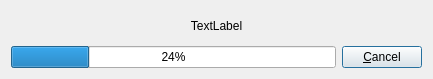
This is staj-projeleri/puding/data/ui/qtProgressBar.ui in pars-linux/uludag as Qt 5 draws it before an edit. The edited form follows.
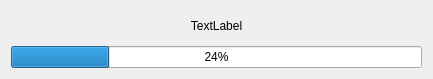
This is the edited form.

Commit message: remove pushbutton from progress dialog. not required for now.

Patch:
```diff
--- a/staj-projeleri/puding/data/ui/qtProgressBar.ui
+++ b/staj-projeleri/puding/data/ui/qtProgressBar.ui
@@ -37,22 +37,11 @@
     </widget>
    </item>
    <item>
-    <layout class="QHBoxLayout" name="horizontalLayout">
-     <item>
       <widget class="QProgressBar" name="progressBar">
        <property name="value">
         <number>24</number>
        </property>
       </widget>
-     </item>
-     <item>
-      <widget class="QPushButton" name="button_cancel">
-       <property name="text">
-        <string>&amp;Cancel</string>
-       </property>
-      </widget>
-     </item>
-    </layout>
    </item>
   </layout>
  </widget>
```
Lines whose indentation alone changed are shown as unchanged. The commit also changes 1 other file.
